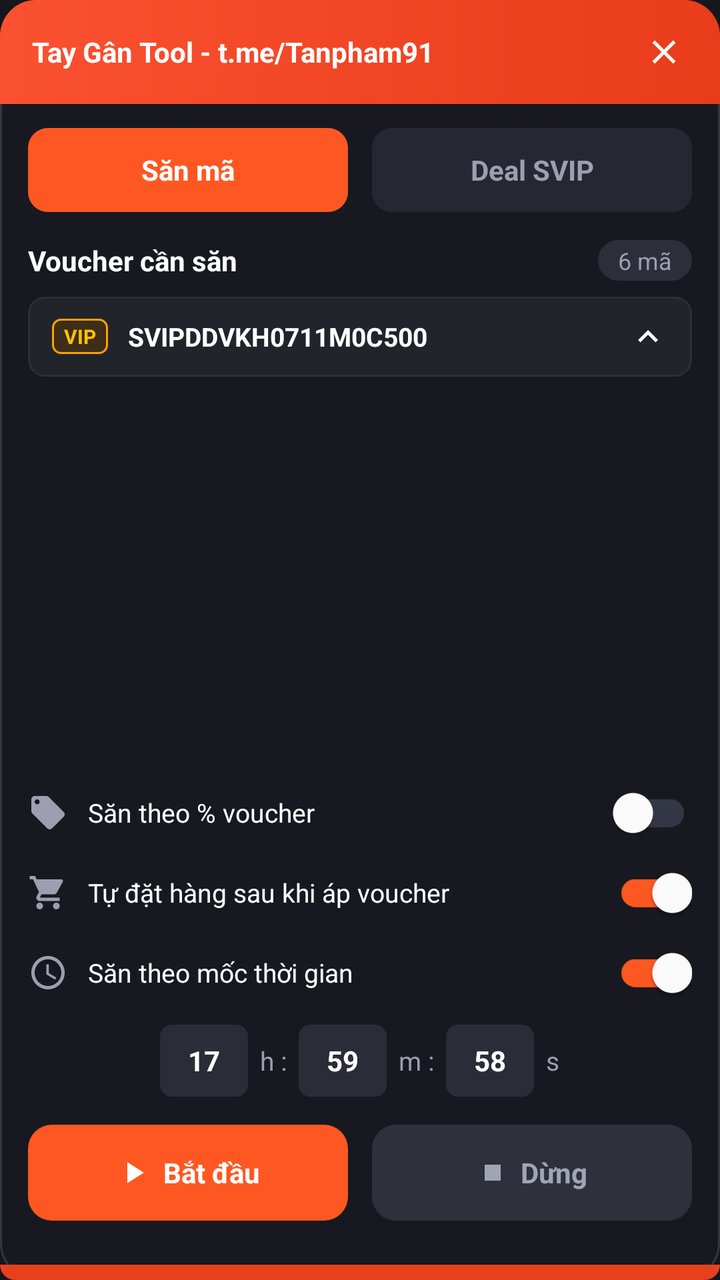
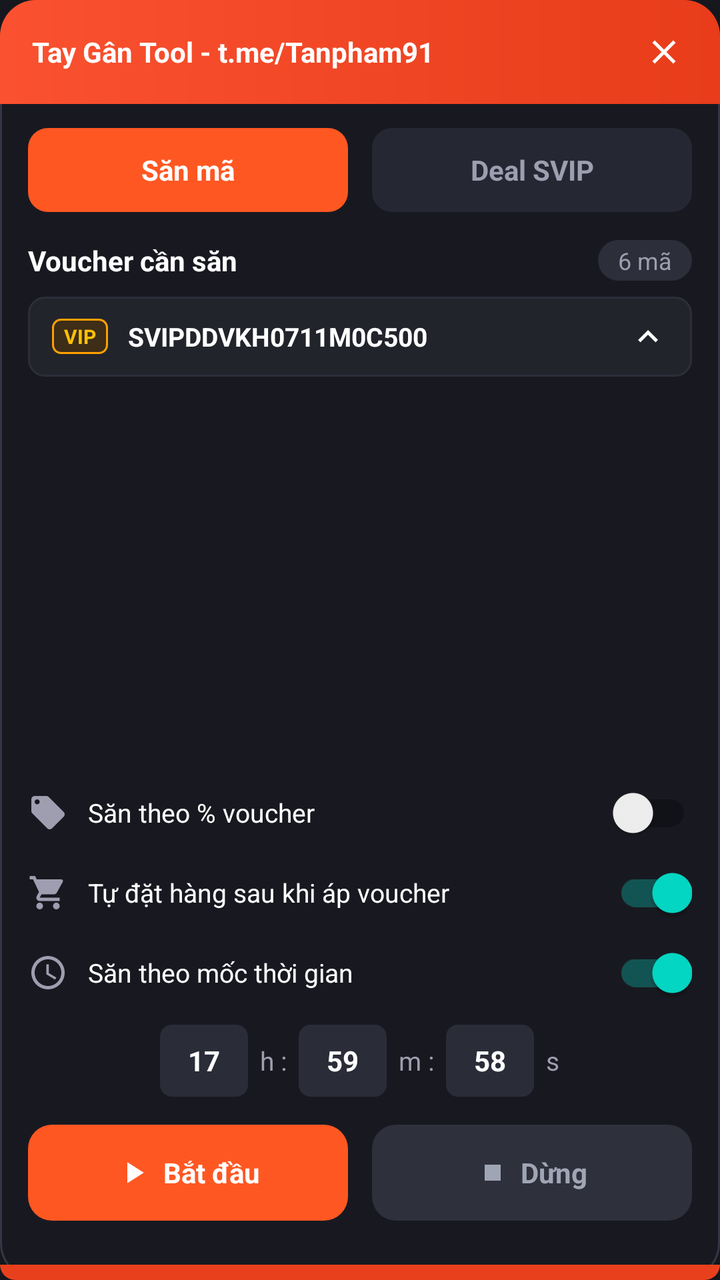

Compare the two renders of this Android layout. The source of the first and the diff that turns it into the second are given below.
<!-- AndroidManifest.xml: application theme Theme.TayGanTool -->
<!-- res/layout/layout_floating_window.xml -->
<?xml version="1.0" encoding="utf-8"?>
<LinearLayout xmlns:android="http://schemas.android.com/apk/res/android"
    xmlns:app="http://schemas.android.com/apk/res-auto"
    android:id="@+id/floatingRoot"
    android:layout_width="320dp"
    android:layout_height="wrap_content"
    android:background="@drawable/bg_floating_window"
    android:elevation="12dp"
    android:orientation="vertical">

    
    <RelativeLayout
        android:id="@+id/headerBar"
        android:layout_width="match_parent"
        android:layout_height="52dp"
        android:background="@drawable/bg_header_orange"
        android:paddingStart="16dp"
        android:paddingEnd="12dp">

        <TextView
            android:id="@+id/tvHeaderTitle"
            android:layout_width="wrap_content"
            android:layout_height="wrap_content"
            android:layout_alignParentStart="true"
            android:layout_centerVertical="true"
            android:layout_toStartOf="@+id/btnCloseWindow"
            android:ellipsize="end"
            android:singleLine="true"
            android:text="Tay Gân Tool - t.me/Tanpham91"
            android:textColor="@color/text_white"
            android:textSize="14sp"
            android:textStyle="bold" />

        <ImageView
            android:id="@+id/btnCloseWindow"
            android:layout_width="32dp"
            android:layout_height="32dp"
            android:layout_alignParentEnd="true"
            android:layout_centerVertical="true"
            android:background="?attr/selectableItemBackgroundBorderless"
            android:padding="6dp"
            android:src="@drawable/ic_close"
            app:tint="@color/text_white" />
    </RelativeLayout>

    
    <LinearLayout
        android:layout_width="match_parent"
        android:layout_height="wrap_content"
        android:orientation="vertical"
        android:paddingStart="14dp"
        android:paddingTop="12dp"
        android:paddingEnd="14dp"
        android:paddingBottom="10dp">

        
        <LinearLayout
            android:layout_width="match_parent"
            android:layout_height="42dp"
            android:layout_marginBottom="14dp"
            android:gravity="center"
            android:orientation="horizontal">

            <TextView
                android:id="@+id/tabHuntCode"
                android:layout_width="0dp"
                android:layout_height="match_parent"
                android:layout_marginEnd="6dp"
                android:layout_weight="1"
                android:background="@drawable/bg_tab_active"
                android:gravity="center"
                android:text="Săn mã"
                android:textColor="@color/text_white"
                android:textSize="14sp"
                android:textStyle="bold" />

            <TextView
                android:id="@+id/tabDealSvip"
                android:layout_width="0dp"
                android:layout_height="match_parent"
                android:layout_marginStart="6dp"
                android:layout_weight="1"
                android:background="@drawable/bg_tab_inactive"
                android:gravity="center"
                android:text="Deal SVIP"
                android:textColor="@color/text_secondary"
                android:textSize="14sp"
                android:textStyle="bold" />
        </LinearLayout>

        
        <RelativeLayout
            android:layout_width="match_parent"
            android:layout_height="wrap_content"
            android:layout_marginBottom="8dp">

            <TextView
                android:id="@+id/tvSectionTitle"
                android:layout_width="wrap_content"
                android:layout_height="wrap_content"
                android:layout_alignParentStart="true"
                android:layout_centerVertical="true"
                android:text="Voucher cần săn"
                android:textColor="@color/text_white"
                android:textSize="14sp"
                android:textStyle="bold" />

            <TextView
                android:id="@+id/tvVoucherCountBadge"
                android:layout_width="wrap_content"
                android:layout_height="wrap_content"
                android:layout_alignParentEnd="true"
                android:layout_centerVertical="true"
                android:background="@drawable/bg_pill_counter"
                android:paddingStart="10dp"
                android:paddingTop="2dp"
                android:paddingEnd="10dp"
                android:paddingBottom="2dp"
                android:text="6 mã"
                android:textColor="@color/text_secondary"
                android:textSize="12sp" />
        </RelativeLayout>

        
        <LinearLayout
            android:id="@+id/llSelectedVoucherPreview"
            android:layout_width="match_parent"
            android:layout_height="wrap_content"
            android:layout_marginBottom="8dp"
            android:background="@drawable/bg_item_voucher"
            android:gravity="center_vertical"
            android:orientation="horizontal"
            android:paddingStart="12dp"
            android:paddingTop="10dp"
            android:paddingEnd="12dp"
            android:paddingBottom="10dp">

            <TextView
                android:id="@+id/tvPreviewBadge"
                android:layout_width="wrap_content"
                android:layout_height="wrap_content"
                android:layout_marginEnd="10dp"
                android:background="@drawable/bg_badge_vip"
                android:paddingStart="6dp"
                android:paddingTop="2dp"
                android:paddingEnd="6dp"
                android:paddingBottom="2dp"
                android:text="VIP"
                android:textColor="@color/badge_vip_text"
                android:textSize="10sp"
                android:textStyle="bold" />

            <TextView
                android:id="@+id/tvPreviewTitle"
                android:layout_width="0dp"
                android:layout_height="wrap_content"
                android:layout_weight="1"
                android:ellipsize="end"
                android:maxLines="1"
                android:text="SVIPDDVKH0711M0C500"
                android:textColor="@color/text_white"
                android:textSize="13sp"
                android:textStyle="bold" />

            <ImageView
                android:id="@+id/ivExpandCollapseArrow"
                android:layout_width="20dp"
                android:layout_height="20dp"
                android:src="@drawable/ic_arrow_up"
                app:tint="@color/text_white" />
        </LinearLayout>

        
        <androidx.recyclerview.widget.RecyclerView
            android:id="@+id/rvVouchers"
            android:layout_width="match_parent"
            android:layout_height="180dp"
            android:layout_marginBottom="10dp"
            android:overScrollMode="never" />

        
        <LinearLayout
            android:id="@+id/llAddVoucherBox"
            android:layout_width="match_parent"
            android:layout_height="36dp"
            android:layout_marginBottom="12dp"
            android:background="@drawable/bg_time_box"
            android:gravity="center_vertical"
            android:orientation="horizontal"
            android:paddingStart="10dp"
            android:paddingEnd="6dp"
            android:visibility="gone">

            <EditText
                android:id="@+id/etNewVoucherCode"
                android:layout_width="0dp"
                android:layout_height="match_parent"
                android:layout_weight="1"
                android:background="@null"
                android:hint="Nhập mã voucher mới..."
                android:textColor="@color/text_white"
                android:textColorHint="@color/text_muted"
                android:textSize="12sp" />

            <TextView
                android:id="@+id/btnConfirmAddVoucher"
                android:layout_width="wrap_content"
                android:layout_height="wrap_content"
                android:background="@drawable/bg_tab_active"
                android:paddingStart="8dp"
                android:paddingTop="4dp"
                android:paddingEnd="8dp"
                android:paddingBottom="4dp"
                android:text="Thêm"
                android:textColor="@color/text_white"
                android:textSize="11sp"
                android:textStyle="bold" />
        </LinearLayout>

        
        <RelativeLayout
            android:layout_width="match_parent"
            android:layout_height="40dp"
            android:gravity="center_vertical">

            <ImageView
                android:id="@+id/ivIconTag"
                android:layout_width="20dp"
                android:layout_height="20dp"
                android:layout_alignParentStart="true"
                android:layout_centerVertical="true"
                android:src="@drawable/ic_tag"
                app:tint="@color/text_secondary" />

            <TextView
                android:layout_width="wrap_content"
                android:layout_height="wrap_content"
                android:layout_centerVertical="true"
                android:layout_marginStart="10dp"
                android:layout_toEndOf="@+id/ivIconTag"
                android:text="Săn theo % voucher"
                android:textColor="@color/text_white"
                android:textSize="13sp" />

            <androidx.appcompat.widget.SwitchCompat
                android:id="@+id/switchHuntByPercent"
                android:layout_width="wrap_content"
                android:layout_height="wrap_content"
                android:layout_alignParentEnd="true"
                android:layout_centerVertical="true"
                android:checked="false"
                app:thumbTint="@color/text_white"
                app:trackTint="@color/border_subtle" />
        </RelativeLayout>

        
        <RelativeLayout
            android:layout_width="match_parent"
            android:layout_height="40dp"
            android:gravity="center_vertical">

            <ImageView
                android:id="@+id/ivIconCart"
                android:layout_width="20dp"
                android:layout_height="20dp"
                android:layout_alignParentStart="true"
                android:layout_centerVertical="true"
                android:src="@drawable/ic_cart"
                app:tint="@color/text_secondary" />

            <TextView
                android:layout_width="wrap_content"
                android:layout_height="wrap_content"
                android:layout_centerVertical="true"
                android:layout_marginStart="10dp"
                android:layout_toEndOf="@+id/ivIconCart"
                android:text="Tự đặt hàng sau khi áp voucher"
                android:textColor="@color/text_white"
                android:textSize="13sp" />

            <androidx.appcompat.widget.SwitchCompat
                android:id="@+id/switchAutoOrder"
                android:layout_width="wrap_content"
                android:layout_height="wrap_content"
                android:layout_alignParentEnd="true"
                android:layout_centerVertical="true"
                android:checked="true"
                app:thumbTint="@color/text_white"
                app:trackTint="@color/primary_orange" />
        </RelativeLayout>

        
        <RelativeLayout
            android:layout_width="match_parent"
            android:layout_height="40dp"
            android:gravity="center_vertical">

            <ImageView
                android:id="@+id/ivIconClock"
                android:layout_width="20dp"
                android:layout_height="20dp"
                android:layout_alignParentStart="true"
                android:layout_centerVertical="true"
                android:src="@drawable/ic_clock"
                app:tint="@color/text_secondary" />

            <TextView
                android:layout_width="wrap_content"
                android:layout_height="wrap_content"
                android:layout_centerVertical="true"
                android:layout_marginStart="10dp"
                android:layout_toEndOf="@+id/ivIconClock"
                android:text="Săn theo mốc thời gian"
                android:textColor="@color/text_white"
                android:textSize="13sp" />

            <androidx.appcompat.widget.SwitchCompat
                android:id="@+id/switchHuntByTime"
                android:layout_width="wrap_content"
                android:layout_height="wrap_content"
                android:layout_alignParentEnd="true"
                android:layout_centerVertical="true"
                android:checked="true"
                app:thumbTint="@color/text_white"
                app:trackTint="@color/primary_orange" />
        </RelativeLayout>

        
        <LinearLayout
            android:id="@+id/llTimeInputsContainer"
            android:layout_width="match_parent"
            android:layout_height="wrap_content"
            android:layout_marginTop="6dp"
            android:layout_marginBottom="14dp"
            android:gravity="center"
            android:orientation="horizontal">

            <EditText
                android:id="@+id/etTargetHour"
                android:layout_width="44dp"
                android:layout_height="36dp"
                android:background="@drawable/bg_time_box"
                android:gravity="center"
                android:inputType="number"
                android:maxLength="2"
                android:text="17"
                android:textColor="@color/text_white"
                android:textSize="14sp"
                android:textStyle="bold" />

            <TextView
                android:layout_width="wrap_content"
                android:layout_height="wrap_content"
                android:layout_marginStart="6dp"
                android:layout_marginEnd="6dp"
                android:text="h :"
                android:textColor="@color/text_secondary"
                android:textSize="13sp" />

            <EditText
                android:id="@+id/etTargetMinute"
                android:layout_width="44dp"
                android:layout_height="36dp"
                android:background="@drawable/bg_time_box"
                android:gravity="center"
                android:inputType="number"
                android:maxLength="2"
                android:text="59"
                android:textColor="@color/text_white"
                android:textSize="14sp"
                android:textStyle="bold" />

            <TextView
                android:layout_width="wrap_content"
                android:layout_height="wrap_content"
                android:layout_marginStart="6dp"
                android:layout_marginEnd="6dp"
                android:text="m :"
                android:textColor="@color/text_secondary"
                android:textSize="13sp" />

            <EditText
                android:id="@+id/etTargetSecond"
                android:layout_width="44dp"
                android:layout_height="36dp"
                android:background="@drawable/bg_time_box"
                android:gravity="center"
                android:inputType="number"
                android:maxLength="2"
                android:text="58"
                android:textColor="@color/text_white"
                android:textSize="14sp"
                android:textStyle="bold" />

            <TextView
                android:layout_width="wrap_content"
                android:layout_height="wrap_content"
                android:layout_marginStart="6dp"
                android:text="s"
                android:textColor="@color/text_secondary"
                android:textSize="13sp" />
        </LinearLayout>

        
        <LinearLayout
            android:layout_width="match_parent"
            android:layout_height="48dp"
            android:layout_marginBottom="12dp"
            android:orientation="horizontal">

            
            <LinearLayout
                android:id="@+id/btnStart"
                android:layout_width="0dp"
                android:layout_height="match_parent"
                android:layout_marginEnd="6dp"
                android:layout_weight="1"
                android:background="@drawable/bg_btn_start"
                android:clickable="true"
                android:focusable="true"
                android:gravity="center"
                android:orientation="horizontal">

                <ImageView
                    android:id="@+id/ivStartIcon"
                    android:layout_width="18dp"
                    android:layout_height="18dp"
                    android:layout_marginEnd="6dp"
                    android:src="@drawable/ic_play"
                    app:tint="@color/text_white" />

                <TextView
                    android:id="@+id/tvStartText"
                    android:layout_width="wrap_content"
                    android:layout_height="wrap_content"
                    android:text="Bắt đầu"
                    android:textColor="@color/text_white"
                    android:textSize="14sp"
                    android:textStyle="bold" />
            </LinearLayout>

            
            <LinearLayout
                android:id="@+id/btnStop"
                android:layout_width="0dp"
                android:layout_height="match_parent"
                android:layout_marginStart="6dp"
                android:layout_weight="1"
                android:background="@drawable/bg_btn_stop"
                android:clickable="true"
                android:focusable="true"
                android:gravity="center"
                android:orientation="horizontal">

                <ImageView
                    android:layout_width="16dp"
                    android:layout_height="16dp"
                    android:layout_marginEnd="6dp"
                    android:src="@drawable/ic_stop"
                    app:tint="@color/btn_stop_text" />

                <TextView
                    android:layout_width="wrap_content"
                    android:layout_height="wrap_content"
                    android:text="Dừng"
                    android:textColor="@color/btn_stop_text"
                    android:textSize="14sp"
                    android:textStyle="bold" />
            </LinearLayout>
        </LinearLayout>

    </LinearLayout>

    
    <LinearLayout
        android:id="@+id/bottomBar"
        android:layout_width="match_parent"
        android:layout_height="wrap_content"
        android:background="@drawable/bg_bottom_bar"
        android:orientation="vertical"
        android:paddingStart="14dp"
        android:paddingTop="6dp"
        android:paddingEnd="14dp"
        android:paddingBottom="8dp">

        <RelativeLayout
            android:layout_width="match_parent"
            android:layout_height="wrap_content">

            
            <ImageView
                android:id="@+id/btnMinimize"
                android:layout_width="28dp"
                android:layout_height="28dp"
                android:layout_alignParentStart="true"
                android:layout_centerVertical="true"
                android:background="?attr/selectableItemBackgroundBorderless"
                android:padding="4dp"
                android:src="@drawable/ic_arrow_up"
                app:tint="@color/text_white" />

            
            <TextView
                android:id="@+id/tvRealtimeClock"
                android:layout_width="wrap_content"
                android:layout_height="wrap_content"
                android:layout_alignParentEnd="true"
                android:layout_centerVertical="true"
                android:fontFamily="monospace"
                android:text="22:11:43.3"
                android:textColor="@color/text_white"
                android:textSize="18sp"
                android:textStyle="bold" />
        </RelativeLayout>

        
        <LinearLayout
            android:id="@+id/llServiceStatus"
            android:layout_width="wrap_content"
            android:layout_height="wrap_content"
            android:layout_gravity="center_horizontal"
            android:layout_marginTop="2dp"
            android:gravity="center_vertical"
            android:orientation="horizontal">

            <View
                android:id="@+id/dotStatus"
                android:layout_width="8dp"
                android:layout_height="8dp"
                android:layout_marginEnd="6dp"
                android:background="@drawable/bg_pill_minimized"
                android:backgroundTint="@color/status_connected" />

            <TextView
                android:id="@+id/tvStatusText"
                android:layout_width="wrap_content"
                android:layout_height="wrap_content"
                android:text="Service đã kết nối"
                android:textColor="@color/text_white"
                android:textSize="11sp" />
        </LinearLayout>
    </LinearLayout>

</LinearLayout>
<!-- resources referenced by this layout -->
<resources>
  <color name="badge_vip_text">#FFC107</color>
  <color name="border_subtle">#333745</color>
  <color name="btn_stop_text">#A0A5B5</color>
  <color name="primary_orange">#FF5722</color>
  <color name="status_connected">#00E676</color>
  <color name="text_muted">#6C7082</color>
  <color name="text_secondary">#9E9EB0</color>
  <color name="text_white">#FFFFFF</color>
  <!-- drawable bg_badge_vip (drawable) -->
  <?xml version="1.0" encoding="utf-8"?>
  <shape xmlns:android="http://schemas.android.com/apk/res/android"
      android:shape="rectangle">
      <corners android:radius="4dp" />
      <solid android:color="@color/badge_vip_bg" />
      <stroke android:width="1dp" android:color="@color/badge_vip_border" />
  </shape>
  <!-- drawable bg_floating_window (drawable) -->
  <?xml version="1.0" encoding="utf-8"?>
  <shape xmlns:android="http://schemas.android.com/apk/res/android"
      android:shape="rectangle">
      <corners android:radius="18dp" />
      <solid android:color="@color/bg_main" />
      <stroke android:width="1dp" android:color="@color/border_subtle" />
  </shape>
  <!-- drawable bg_pill_counter (drawable) -->
  <?xml version="1.0" encoding="utf-8"?>
  <shape xmlns:android="http://schemas.android.com/apk/res/android"
      android:shape="rectangle">
      <corners android:radius="12dp" />
      <solid android:color="#2C2E3A" />
  </shape>
  <!-- drawable bg_pill_minimized (drawable) -->
  <?xml version="1.0" encoding="utf-8"?>
  <shape xmlns:android="http://schemas.android.com/apk/res/android"
      android:shape="rectangle">
      <corners android:radius="20dp" />
      <solid android:color="#FA5130" />
      <stroke android:width="1.5dp" android:color="#FFFFFF" />
  </shape>
  <!-- drawable bg_tab_active (drawable) -->
  <?xml version="1.0" encoding="utf-8"?>
  <shape xmlns:android="http://schemas.android.com/apk/res/android"
      android:shape="rectangle">
      <corners android:radius="10dp" />
      <solid android:color="@color/primary_orange" />
  </shape>
  <!-- drawable bg_tab_inactive (drawable) -->
  <?xml version="1.0" encoding="utf-8"?>
  <shape xmlns:android="http://schemas.android.com/apk/res/android"
      android:shape="rectangle">
      <corners android:radius="10dp" />
      <solid android:color="@color/bg_tab_inactive" />
  </shape>
  <!-- drawable bg_time_box (drawable) -->
  <?xml version="1.0" encoding="utf-8"?>
  <shape xmlns:android="http://schemas.android.com/apk/res/android"
      android:shape="rectangle">
      <corners android:radius="6dp" />
      <solid android:color="@color/bg_input" />
  </shape>
  <!-- drawable ic_arrow_up (drawable) -->
  <vector xmlns:android="http://schemas.android.com/apk/res/android"
      android:width="24dp"
      android:height="24dp"
      android:viewportWidth="24"
      android:viewportHeight="24">
    <path
        android:fillColor="@android:color/white"
        android:pathData="M7.41,15.41L12,10.83l4.59,4.58L18,14l-6,-6 -6,6z"/>
  </vector>
  <!-- drawable ic_play (drawable) -->
  <vector xmlns:android="http://schemas.android.com/apk/res/android"
      android:width="24dp"
      android:height="24dp"
      android:viewportWidth="24"
      android:viewportHeight="24">
    <path
        android:fillColor="@android:color/white"
        android:pathData="M8,5v14l11,-7z"/>
  </vector>
  <!-- drawable ic_stop (drawable) -->
  <vector xmlns:android="http://schemas.android.com/apk/res/android"
      android:width="24dp"
      android:height="24dp"
      android:viewportWidth="24"
      android:viewportHeight="24">
    <path
        android:fillColor="@color/btn_stop_text"
        android:pathData="M6,6h12v12H6z"/>
  </vector>
  <color name="badge_vip_bg">#3E2D17</color>
  <color name="badge_vip_border">#FFA000</color>
  <color name="btn_stop_bg">#2E303B</color>
  <color name="bg_main">#181920</color>
  <color name="bg_card_selected">#2D303B</color>
  <color name="bg_card">#22242C</color>
  <color name="bg_tab_inactive">#252732</color>
  <color name="bg_input">#2A2C38</color>
  <color name="primary_orange_dark">#E64A19</color>
  <!-- unchanged entries left out for length: 10 -->
</resources>

<!-- the commit's change to res/layout/layout_floating_window.xml (unified diff, before → after) -->
@@ -37,10 +37,9 @@
             android:layout_height="32dp"
             android:layout_alignParentEnd="true"
             android:layout_centerVertical="true"
-            android:background="?attr/selectableItemBackgroundBorderless"
+            android:background="@null"
             android:padding="6dp"
-            android:src="@drawable/ic_close"
-            app:tint="@color/text_white" />
+            android:src="@drawable/ic_close" />
     </RelativeLayout>
 
     
@@ -166,8 +165,7 @@
                 android:id="@+id/ivExpandCollapseArrow"
                 android:layout_width="20dp"
                 android:layout_height="20dp"
-                android:src="@drawable/ic_arrow_up"
-                app:tint="@color/text_white" />
+                android:src="@drawable/ic_arrow_up" />
         </LinearLayout>
 
         
@@ -229,8 +227,7 @@
                 android:layout_height="20dp"
                 android:layout_alignParentStart="true"
                 android:layout_centerVertical="true"
-                android:src="@drawable/ic_tag"
-                app:tint="@color/text_secondary" />
+                android:src="@drawable/ic_tag" />
 
             <TextView
                 android:layout_width="wrap_content"
@@ -248,9 +245,7 @@
                 android:layout_height="wrap_content"
                 android:layout_alignParentEnd="true"
                 android:layout_centerVertical="true"
-                android:checked="false"
-                app:thumbTint="@color/text_white"
-                app:trackTint="@color/border_subtle" />
+                android:checked="false" />
         </RelativeLayout>
 
         
@@ -265,8 +260,7 @@
                 android:layout_height="20dp"
                 android:layout_alignParentStart="true"
                 android:layout_centerVertical="true"
-                android:src="@drawable/ic_cart"
-                app:tint="@color/text_secondary" />
+                android:src="@drawable/ic_cart" />
 
             <TextView
                 android:layout_width="wrap_content"
@@ -284,9 +278,7 @@
                 android:layout_height="wrap_content"
                 android:layout_alignParentEnd="true"
                 android:layout_centerVertical="true"
-                android:checked="true"
-                app:thumbTint="@color/text_white"
-                app:trackTint="@color/primary_orange" />
+                android:checked="true" />
         </RelativeLayout>
 
         
@@ -301,8 +293,7 @@
                 android:layout_height="20dp"
                 android:layout_alignParentStart="true"
                 android:layout_centerVertical="true"
-                android:src="@drawable/ic_clock"
-                app:tint="@color/text_secondary" />
+                android:src="@drawable/ic_clock" />
 
             <TextView
                 android:layout_width="wrap_content"
@@ -320,9 +311,7 @@
                 android:layout_height="wrap_content"
                 android:layout_alignParentEnd="true"
                 android:layout_centerVertical="true"
-                android:checked="true"
-                app:thumbTint="@color/text_white"
-                app:trackTint="@color/primary_orange" />
+                android:checked="true" />
         </RelativeLayout>
 
         
@@ -408,7 +397,6 @@
             android:layout_marginBottom="12dp"
             android:orientation="horizontal">
 
-            
             <LinearLayout
                 android:id="@+id/btnStart"
                 android:layout_width="0dp"
@@ -426,8 +414,7 @@
                     android:layout_width="18dp"
                     android:layout_height="18dp"
                     android:layout_marginEnd="6dp"
-                    android:src="@drawable/ic_play"
-                    app:tint="@color/text_white" />
+                    android:src="@drawable/ic_play" />
 
                 <TextView
                     android:id="@+id/tvStartText"
@@ -439,7 +426,6 @@
                     android:textStyle="bold" />
             </LinearLayout>
 
-            
             <LinearLayout
                 android:id="@+id/btnStop"
                 android:layout_width="0dp"
@@ -456,8 +442,7 @@
                     android:layout_width="16dp"
                     android:layout_height="16dp"
                     android:layout_marginEnd="6dp"
-                    android:src="@drawable/ic_stop"
-                    app:tint="@color/btn_stop_text" />
+                    android:src="@drawable/ic_stop" />
 
                 <TextView
                     android:layout_width="wrap_content"
@@ -487,19 +472,16 @@
             android:layout_width="match_parent"
             android:layout_height="wrap_content">
 
-            
             <ImageView
                 android:id="@+id/btnMinimize"
                 android:layout_width="28dp"
                 android:layout_height="28dp"
                 android:layout_alignParentStart="true"
                 android:layout_centerVertical="true"
-                android:background="?attr/selectableItemBackgroundBorderless"
+                android:background="@null"
                 android:padding="4dp"
-                android:src="@drawable/ic_arrow_up"
-                app:tint="@color/text_white" />
-
-            
+                android:src="@drawable/ic_arrow_up" />
+
             <TextView
                 android:id="@+id/tvRealtimeClock"
                 android:layout_width="wrap_content"
@@ -513,7 +495,6 @@
                 android:textStyle="bold" />
         </RelativeLayout>
 
-        
         <LinearLayout
             android:id="@+id/llServiceStatus"
             android:layout_width="wrap_content"
